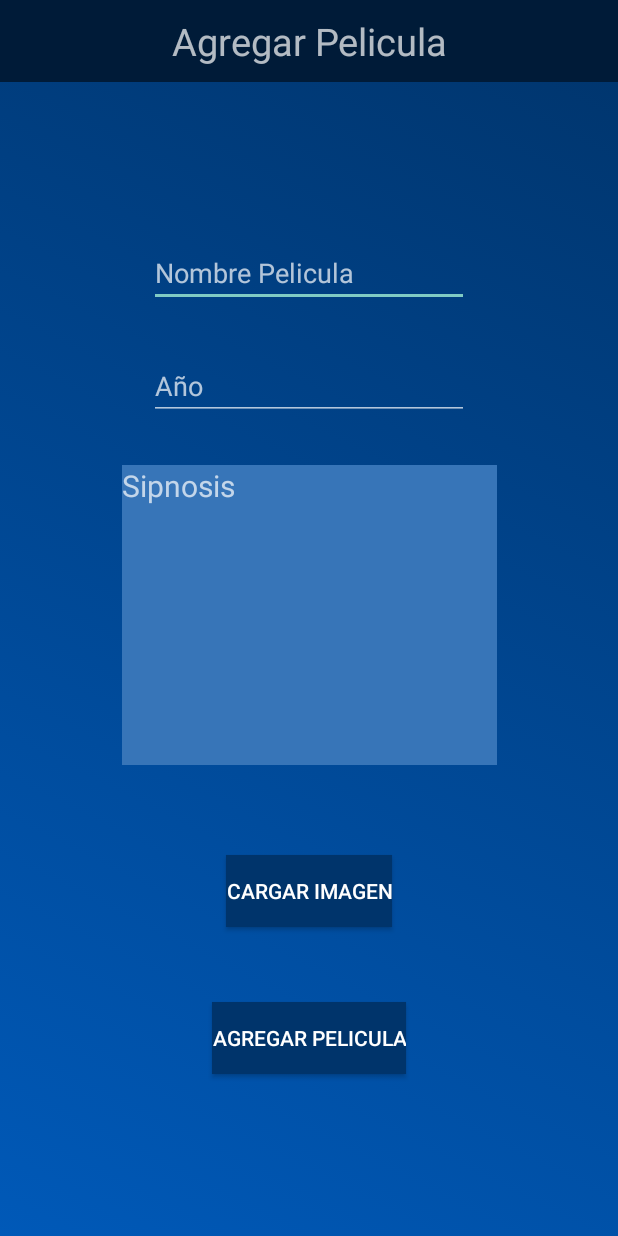
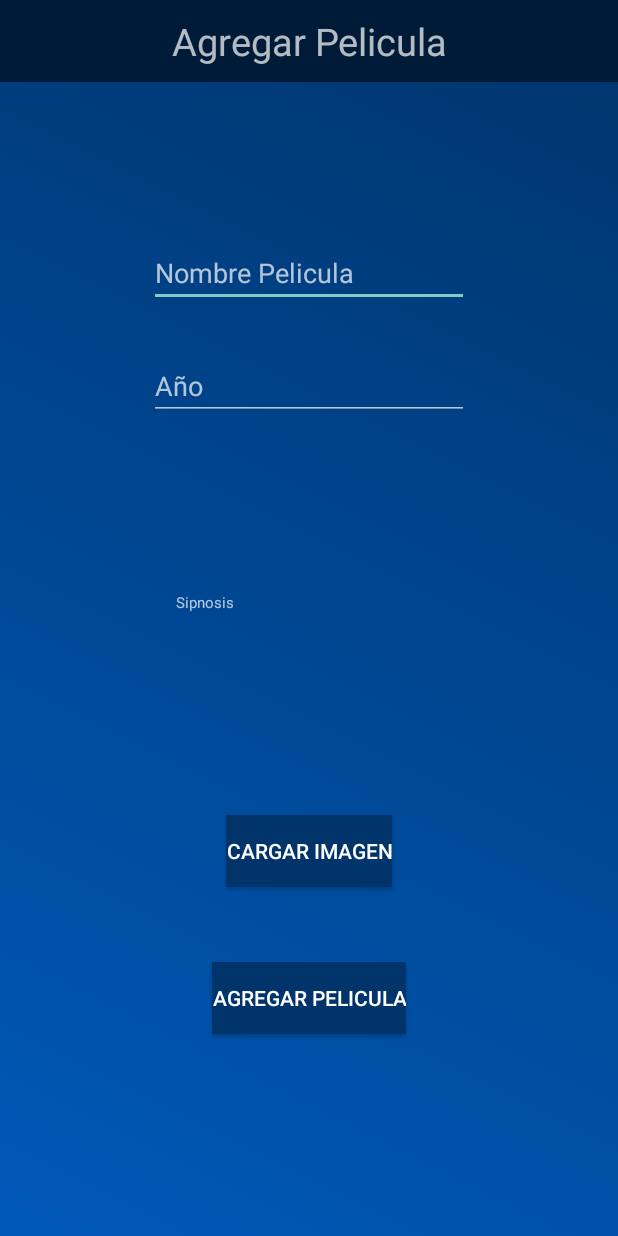
Before and after one commit to juanprog97/Moviles, an Android app: the layout activity_addmovie.xml on its own in the app's theme, with its tools: preview values and no code run, on a phone screen of 412 x 824 dp. Run offline under Robolectric (Android 15) with nearby library versions, the phone set to English and light mode, and no system bars; Roboto replaces fonts that are not available here.

Commit message:
Se registran las peliculas y su despliegue , se puede registrar Usuarios

```diff
--- a/AppPelicula/app/src/main/AndroidManifest.xml
+++ b/AppPelicula/app/src/main/AndroidManifest.xml
@@ -13,7 +13,7 @@
         </activity>
         <activity android:name=".Controladores.registerUserActivity">
         </activity>
-        <activity android:name=".Controladores.registeUser">
+        <activity android:name=".Controladores.SaveMovieActivity">
         </activity>
         <activity android:name=".Controladores.MainActivity">
             <intent-filter>
--- a/AppPelicula/app/src/main/java/com/example/apppeliculas/Controladores/registerUserActivity.kt
+++ b/AppPelicula/app/src/main/java/com/example/apppeliculas/Controladores/registerUserActivity.kt
@@ -12,7 +12,7 @@ import android.widget.Toast
 import com.example.apppeliculas.R
 import com.example.apppeliculas.Modelos.User
 import com.example.apppeliculas.Servicios.UserDBServices
-import java.time.LocalDateTime
+
 
 class registerUserActivity : AppCompatActivity() {
 
@@ -34,8 +34,8 @@ class registerUserActivity : AppCompatActivity() {
     fun registro(view: View){
         val nombre = findViewById<EditText>(R.id.nombre)
         val correo = findViewById<EditText>(R.id.correo)
-        val contra  = findViewById<EditText>(R.id.pass)
-        val  edad =  findViewById<EditText>(R.id.edad)
+        val contra  = findViewById<EditText>(R.id.contra)
+        val edad =  findViewById<EditText>(R.id.edad)
         if(TextUtils.isEmpty(nombre.text.toString())==false  &&  TextUtils.isEmpty(correo.text.toString())==false   && TextUtils.isEmpty(contra.text.toString())==false  && TextUtils.isEmpty(edad.text.toString())==false )
         {
             val user = User(null, nombre.text.toString(), correo.text.toString(),edad.text.toString().toInt(), contra.text.toString());
--- a/AppPelicula/app/src/main/java/com/example/apppeliculas/Servicios/LoginServices.kt
+++ b/AppPelicula/app/src/main/java/com/example/apppeliculas/Servicios/LoginServices.kt
@@ -15,11 +15,11 @@ class LoginServices(context: Context)
         this.user = user
         var result : Boolean = false
 
-        if(sharedConnection.verifyUser(user))
+        /*if(sharedConnection.verifyUser(user))
         {
             result =  sharedConnection.verifyUser(this.user)
         }
-        else
+        else*/
             result =  dbConnection.verifyUser(this.user)
 
         return result
--- a/AppPelicula/app/src/main/java/com/example/apppeliculas/Servicios/MovieDBServices.kt
+++ b/AppPelicula/app/src/main/java/com/example/apppeliculas/Servicios/MovieDBServices.kt
@@ -12,8 +12,8 @@ class MovieDBServices(context: Context) : SQLiteOpenHelper(context, "MovieDBServ
 
     override fun onCreate(db: SQLiteDatabase?) {
 
-        val sql: String= "drop table Movies"
-        db?.execSQL(sql)
+        //val sql: String= "drop table Movies"
+        //db?.execSQL(sql)
         val create: String= "Create Table Movies (idUser int primarykey," +
                 "year integer," +
                 "title text," +
--- a/AppPelicula/app/src/main/java/com/example/apppeliculas/Servicios/UserDBServices.kt
+++ b/AppPelicula/app/src/main/java/com/example/apppeliculas/Servicios/UserDBServices.kt
@@ -10,7 +10,7 @@ import com.example.apppeliculas.Modelos.User
 class UserDBServices(context: Context) : SQLiteOpenHelper(context, "UserDBService", null, 1), IUserServices
 {
     override fun onCreate(db: SQLiteDatabase?) {
-        //val sql :String = "DROP TABLE USERS;" //Primero hacer un drop table y luego el create
+       // val sql :String = "DROP TABLE USERS;" //Primero hacer un drop table y luego el create
         val sql : String = "CREATE TABLE users(idUser int primarykey," +
                            " name text," +
                            " email text," +
--- a/AppPelicula/app/src/main/res/layout/activity_addmovie.xml
+++ b/AppPelicula/app/src/main/res/layout/activity_addmovie.xml
@@ -9,13 +9,11 @@
             android:text="cargar imagen"
             android:layout_width="wrap_content"
             android:layout_height="wrap_content"
-            tools:layout_editor_absoluteY="560dp"
-            android:layout_marginTop="60dp"
-            app:layout_constraintTop_toBottomOf="@id/sipnosis"
             app:layout_constraintLeft_toLeftOf="parent"
             app:layout_constraintRight_toRightOf="parent"
             android:background="#00346B"
-            tools:layout_editor_absoluteX="161dp"
+            android:layout_marginTop="50dp"
+            app:layout_constraintTop_toBottomOf="@id/sipnosis"
             android:id="@+id/cargarImagen"
             android:onClick="cargarImagen"
     />
@@ -29,7 +27,6 @@
             app:layout_constraintLeft_toLeftOf="parent"
             app:layout_constraintRight_toRightOf="parent"
             android:background="#00346B"
-            tools:layout_editor_absoluteX="161dp"
             android:id="@+id/registrarMovie"
             android:onClick="SaveMovie"
     />
@@ -75,15 +72,17 @@
             app:layout_constraintLeft_toLeftOf="parent"
             app:layout_constraintRight_toRightOf="parent"
             android:id="@+id/año"/>
-    <TextView
-            android:hint="Sipnosis"
-            app:layout_constraintTop_toBottomOf="@id/año"
+    <EditText
+            android:layout_width="210dp"
+            android:layout_height="183dp"
+            android:inputType="textPersonName"
+            android:ems="10"
+            app:layout_constraintTop_toBottomOf="@+id/año"
             app:layout_constraintLeft_toLeftOf="parent"
             app:layout_constraintRight_toRightOf="parent"
             android:layout_marginTop="30dp"
-            android:layout_width="250dp"
-            android:background="#3775B8"
-            android:textSize="20dp"
-            android:layout_height="200dp"
-            android:id="@+id/sipnosis"/>
+            android:id="@+id/sipnosis"
+            android:lineSpacingExtra="24sp" android:hint="Sipnosis"
+            style="@style/Base.Widget.MaterialComponents.TextInputEditText"
+            android:selectAllOnFocus="false"/>
 </android.support.constraint.ConstraintLayout>
--- a/AppPelicula/app/src/main/res/layout/activity_listmovie.xml
+++ b/AppPelicula/app/src/main/res/layout/activity_listmovie.xml
@@ -9,7 +9,7 @@
         tools:context=".Controladores.listMovieActivity">
 
     <ListView
-            android:layout_width="wrap_content"
+            android:layout_width="match_parent"
             android:layout_height="wrap_content"
             app:layout_constraintEnd_toEndOf="parent"
             app:layout_constraintStart_toStartOf="parent"
--- a/AppPelicula/build.gradle
+++ b/AppPelicula/build.gradle
@@ -8,7 +8,7 @@ buildscript {
 
     }
     dependencies {
-        classpath 'com.android.tools.build:gradle:3.3.2'
+        classpath 'com.android.tools.build:gradle:3.4.0'
         classpath "org.jetbrains.kotlin:kotlin-gradle-plugin:$kotlin_version"
         // NOTE: Do not place your application dependencies here; they belong
         // in the individual module build.gradle files
```
Also changed, not shown: AppPelicula/app/src/main/java/com/example/apppeliculas/Controladores/MainActivity.kt (+25 -1 lines), AppPelicula/app/src/main/java/com/example/apppeliculas/Controladores/SaveMovieActivity.kt (+5 -6 lines), AppPelicula/app/src/main/res/layout/activity_main.xml (+15 -0 lines), AppPelicula/gradle/wrapper/gradle-wrapper.properties, 1059 other files.
